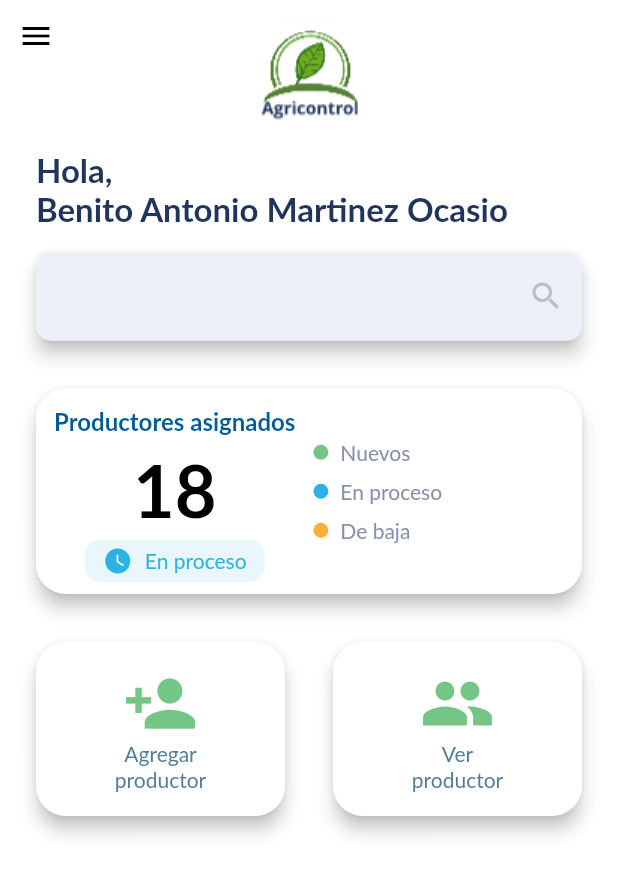
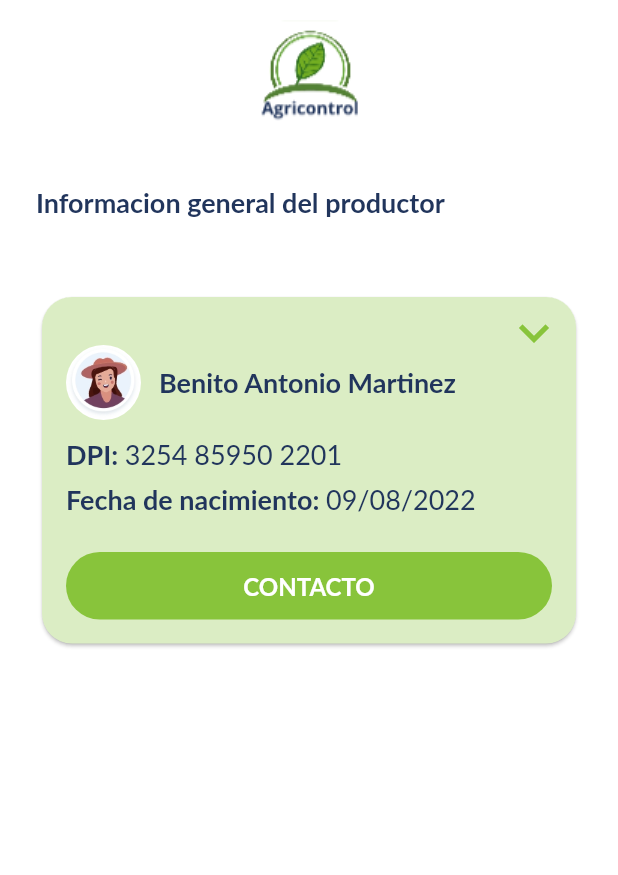
Before and after one commit to Wiirriis/FLUJO1_FLUTTER, a Flutter app: the screen it shows after launch, on a phone screen of 412 x 824 dp. Shown: the top 875 px of the screen. Run offline on Flutter 3.47's test engine with Material 2 defaults, Android fonts, the phone set to English and light mode, and no system bars; Roboto replaces fonts that are missing (Lato).

Commit message:
+ ActionCard

```diff
--- a/lib/main.dart
+++ b/lib/main.dart
@@ -3,6 +3,7 @@ import 'package:flutter/material.dart';
 import 'package:agricontrol_plus/login/screens/loginScreen.dart';
 import 'package:agricontrol_plus/main/screens/mainDashboard.dart';
 import 'package:agricontrol_plus/main/widgets/drawer.dart';
+import 'package:agricontrol_plus/main/screens/producerInformation.dart';
 
 void main() {
   runApp(const MyApp());
@@ -19,7 +20,7 @@ class MyApp extends StatelessWidget {
         primarySwatch: Colors.blue,
         scaffoldBackgroundColor: Colors.white
       ),
-      home:  MainDashboard(),
+      home:  ProducerInformation(),
     );
   }
 }
--- a/lib/main/screens/mainDashboard.dart
+++ b/lib/main/screens/mainDashboard.dart
@@ -1,6 +1,6 @@
 import 'package:flutter/material.dart';
 import 'package:agricontrol_plus/main/widgets/drawer.dart';
-import 'package:charts_flutter/flutter.dart' as charts;
+import 'package:agricontrol_plus/main/widgets/imageHeader.dart';
 
 class MainDashboard extends StatefulWidget {
   MainDashboard({Key? key}) : super(key: key);
@@ -11,7 +11,6 @@ class MainDashboard extends StatefulWidget {
 
 class _MainDashboardState extends State<MainDashboard> {
   GlobalKey<ScaffoldState> _key = GlobalKey<ScaffoldState>();
-  String pathImageAgricontrol = 'assets/img/agricontrol_logo_small.jpg';
 
   @override
   Widget build(BuildContext context) {
@@ -25,15 +24,7 @@ class _MainDashboardState extends State<MainDashboard> {
                   onPressed: () {
                     _key.currentState?.openDrawer();
                   }),
-              Container(
-                height: 100,
-                alignment: Alignment.topCenter,
-                child: Image.asset(
-                  pathImageAgricontrol,
-                  height: 100,
-                  scale: 1,
-                ),
-              )
+              ImageHeader()
             ],
           ),
           Align(
@@ -204,12 +195,13 @@ class _MainDashboardState extends State<MainDashboard> {
                     ),
                     shadowColor: Colors.black,
                     elevation: 5,
-                margin:
-                    EdgeInsets.only(top: 16, left: 24, right: 16, bottom: 16),
+                    margin: EdgeInsets.only(
+                        top: 16, left: 24, right: 16, bottom: 16),
                     child: Padding(
                       padding: EdgeInsets.only(top: 16, bottom: 16),
                       child: Column(children: <Widget>[
-                  Icon(Icons.person_add, color: Color(0xff74c686), size: 50),
+                        Icon(Icons.person_add,
+                            color: Color(0xff74c686), size: 50),
                         Text('Agregar\nproductor',
                             textAlign: TextAlign.center,
                             style: TextStyle(
@@ -218,8 +210,7 @@ class _MainDashboardState extends State<MainDashboard> {
                               color: Color(0xff537d99),
                             ))
                       ]),
-                )
-              ),
+                    )),
               ),
               Expanded(
                 child: Card(
@@ -228,8 +219,8 @@ class _MainDashboardState extends State<MainDashboard> {
                     ),
                     shadowColor: Colors.black,
                     elevation: 5,
-                margin:
-                    EdgeInsets.only(top: 16, left: 16, right: 24, bottom: 16),
+                    margin: EdgeInsets.only(
+                        top: 16, left: 16, right: 24, bottom: 16),
                     child: Padding(
                       padding: EdgeInsets.only(top: 16, bottom: 16),
                       child: Column(children: <Widget>[
@@ -242,8 +233,7 @@ class _MainDashboardState extends State<MainDashboard> {
                               color: Color(0xff537d99),
                             ))
                       ]),
-                )
-              ),
+                    )),
               )
             ],
           )
--- /dev/null
+++ b/lib/main/screens/producerInformation.dart
@@ -0,0 +1,34 @@
+import 'package:flutter/material.dart';
+import 'package:agricontrol_plus/main/widgets/imageHeader.dart';
+import 'package:agricontrol_plus/widgets/actionCard.dart';
+
+class ProducerInformation extends StatelessWidget {
+  const ProducerInformation({Key? key}) : super(key: key);
+
+  @override
+  Widget build(BuildContext context) {
+    return Scaffold(
+      body: Column(children: <Widget>[
+        ImageHeader(),
+        Container(
+          margin: EdgeInsets.all(24),
+          alignment: Alignment.centerLeft,
+          child: Text(
+          'Informacion general del productor',
+          style: TextStyle(
+            fontSize: 18,
+            fontFamily: 'Lato',
+            color: Color(0xff21355c),
+            fontWeight: FontWeight.bold
+          ),
+        ),
+        ),
+        Container(
+          alignment: Alignment.center,
+          margin: EdgeInsets.all(24),
+          child: ActionCard(),
+        )
+      ]),
+    );
+  }
+}
--- /dev/null
+++ b/lib/main/widgets/imageHeader.dart
@@ -0,0 +1,23 @@
+import 'package:flutter/material.dart';
+
+class ImageHeader extends StatelessWidget {
+  String pathImage = 'assets/img/agricontrol_logo_small.jpg';
+  double height = 100;
+  ImageHeader(
+      {Key? key,
+      this.pathImage = 'assets/img/agricontrol_logo_small.jpg',
+      this.height = 100});
+
+  @override
+  Widget build(BuildContext context) {
+    return Container(
+      height: height,
+      alignment: Alignment.topCenter,
+      child: Image.asset(
+        pathImage,
+        height: height,
+        scale: 1,
+      ),
+    );
+  }
+}
--- /dev/null
+++ b/lib/widgets/actionCard.dart
@@ -0,0 +1,112 @@
+import 'package:flutter/material.dart';
+import 'package:agricontrol_plus/widgets/button.dart';
+
+class ActionCard extends StatelessWidget {
+  String pathImage = 'assets/img/avatar1.jpg';
+
+  ActionCard({Key? key}) : super(key: key);
+
+  @override
+  Widget build(BuildContext context) {
+    return Card(
+        color: Color(0xffdbedc4),
+        shape: RoundedRectangleBorder(
+          borderRadius: BorderRadius.circular(20.0),
+        ),
+        child: Container(
+          padding: EdgeInsets.all(16),
+          child: Column(children: <Widget>[
+            Stack(
+              children: <Widget>[
+                Positioned(
+                    top: -16,
+                    right: -12,
+                    child: IconButton(
+                        iconSize: 40,
+                        padding: EdgeInsets.all(0),
+                        splashRadius: 15,
+                        icon: Icon(Icons.expand_more, color: Color(0xff88c43b)),
+                        onPressed: () {})),
+                Container(
+                  margin: EdgeInsets.only(top: 16, bottom: 12),
+                  child: Row(
+                    crossAxisAlignment: CrossAxisAlignment.center,
+                    mainAxisAlignment: MainAxisAlignment.start,
+                    children: <Widget>[
+                      Container(
+                        margin: EdgeInsets.only(right: 12),
+                        child: ClipRRect(
+                          borderRadius: BorderRadius.circular(100),
+                          child: Image.asset(pathImage,
+                              height: 50, scale: 1, fit: BoxFit.cover),
+                        ),
+                      ),
+                      const Text(
+                        'Benito Antonio Martinez',
+                        style: TextStyle(
+                            fontSize: 18,
+                            fontFamily: 'Lato',
+                            color: Color(0xff21355c),
+                            fontWeight: FontWeight.bold),
+                      ),
+                    ],
+                  ),
+                )
+              ],
+            ),
+            Row(
+              children: <Widget>[
+                const Text(
+                  'DPI: ',
+                  style: TextStyle(
+                      fontSize: 18,
+                      fontFamily: 'Lato',
+                      color: Color(0xff21355c),
+                      fontWeight: FontWeight.bold),
+                ),
+                const Text(
+                  '3254 85950 2201',
+                  style: TextStyle(
+                    fontSize: 18,
+                    fontFamily: 'Lato',
+                    color: Color(0xff21355c),
+                  ),
+                ),
+              ],
+            ),
+            Container(
+              margin: EdgeInsets.only(top: 8, bottom: 24),
+              child: Row(
+                children: <Widget>[
+                  const Text(
+                    'Fecha de nacimiento: ',
+                    style: TextStyle(
+                        fontSize: 18,
+                        fontFamily: 'Lato',
+                        color: Color(0xff21355c),
+                        fontWeight: FontWeight.bold),
+                  ),
+                  const Text(
+                    '09/08/2022',
+                    style: TextStyle(
+                      fontSize: 18,
+                      fontFamily: 'Lato',
+                      color: Color(0xff21355c),
+                    ),
+                  ),
+                ],
+              ),
+            ),
+            Button(
+              text: 'CONTACTO',
+              onPressed: () {},
+              height: 45,
+              width: 350,
+              borderRadius: 50,
+              fontSize: 16,
+              colorSolid: 0xff88c43b,
+            )
+          ]),
+        ));
+  }
+}
--- a/lib/widgets/button.dart
+++ b/lib/widgets/button.dart
@@ -9,6 +9,8 @@ class Button extends StatefulWidget {
   int colorPrimary = 0xFFa7ff84;
   int colorSecondary = 0xFF1cbb78;
   int colorSolid = 0xff2cb2e4;
+  double borderRadius = 10;
+  double fontSize = 18.0;
 
   Button(
       {Key? key,
@@ -19,7 +21,10 @@ class Button extends StatefulWidget {
       this.gradient = false,
       this.colorPrimary = 0xFFa7ff84,
       this.colorSecondary = 0xFF1cbb78,
-      this.colorSolid = 0xff2cb2e4});
+      this.colorSolid = 0xff2cb2e4,
+      this.borderRadius = 10,
+      this.fontSize = 18.0,
+      });
 
   @override
   State createState() => _Button();
@@ -30,11 +35,11 @@ class _Button extends State<Button> {
   Widget build(BuildContext context) {
     return Material(
       color: Color(widget.colorSolid),
-      borderRadius: BorderRadius.circular(10),
+      borderRadius: BorderRadius.circular(widget.borderRadius),
       child: InkWell(
         onTap: widget.onPressed,
         customBorder: RoundedRectangleBorder(
-          borderRadius: BorderRadius.circular(10),
+          borderRadius: BorderRadius.circular(widget.borderRadius),
         ),
         child: Container(
             width: widget.width,
@@ -42,9 +47,11 @@ class _Button extends State<Button> {
             child: Center(
                 child: Text(widget.text,
                     style: TextStyle(
-                        fontSize: 18.0,
+                        fontSize: widget.fontSize,
                         fontFamily: 'Lato',
-                        color: Colors.white)))),
+                        color: Colors.white,
+                        fontWeight: FontWeight.bold
+                        )))),
       ),
     );
   }
--- a/lib/widgets/card.dart
+++ /dev/null
@@ -1,15 +0,0 @@
-import 'package:flutter/material.dart';
-
-class Card extends StatelessWidget {
-  const Card({Key? key}) : super(key: key);
-
-  @override
-  Widget build(BuildContext context) {
-    return Container(
-      decoration: BoxDecoration(
-        borderRadius: BorderRadius.circular(10),
-      color: Colors.white,
-      ),
-    );
-  }
-}
--- a/pubspec.yaml
+++ b/pubspec.yaml
@@ -64,3 +64,4 @@ flutter:
     - assets/img/agricontrol_logo.png
     - assets/icons/face_recognition.png
     - assets/img/agricontrol_logo_small.jpg
+    - assets/img/avatar1.jpg
```
Also changed, not shown: assets/img/avatar1.jpg (added). Lines whose indentation alone changed are shown as unchanged.
